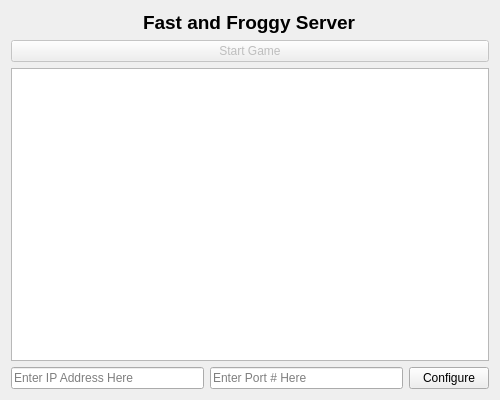
Old version of the form server/dialog.ui in the repository shorewind/frogger.
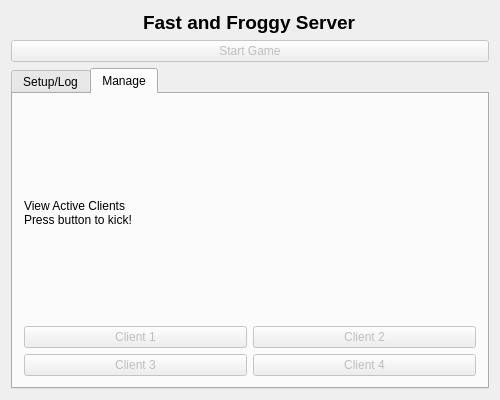
New version of the form. The open tabs and pages were chosen to show the change.

Commit message: add kick feature and sync angle

What changed in the file:
```diff
--- a/server/dialog.ui
+++ b/server/dialog.ui
@@ -69,6 +69,18 @@
     </widget>
    </item>
    <item>
+    <widget class="QTabWidget" name="tabWidget">
+     <property name="currentIndex">
+      <number>0</number>
+     </property>
+     <widget class="QWidget" name="logTab">
+      <attribute name="title">
+       <string>Setup/Log</string>
+      </attribute>
+      <layout class="QHBoxLayout" name="horizontalLayout_3">
+       <item>
+        <layout class="QVBoxLayout" name="verticalLayout_2">
+         <item>
     <widget class="QTextBrowser" name="textBrowser"/>
    </item>
    <item>
@@ -98,6 +110,83 @@
       </widget>
      </item>
     </layout>
+         </item>
+        </layout>
+       </item>
+      </layout>
+     </widget>
+     <widget class="QWidget" name="manageTab">
+      <attribute name="title">
+       <string>Manage</string>
+      </attribute>
+      <layout class="QVBoxLayout" name="verticalLayout_5">
+       <item>
+        <layout class="QVBoxLayout" name="verticalLayout_4">
+         <item>
+          <widget class="QLabel" name="label_2">
+           <property name="text">
+            <string>View Active Clients
+Press button to kick!</string>
+           </property>
+          </widget>
+         </item>
+         <item>
+          <layout class="QVBoxLayout" name="verticalLayout_3">
+           <item>
+            <layout class="QHBoxLayout" name="horizontalLayout_5">
+             <item>
+              <widget class="QPushButton" name="button1">
+               <property name="enabled">
+                <bool>false</bool>
+               </property>
+               <property name="text">
+                <string>Client 1</string>
+               </property>
+              </widget>
+             </item>
+             <item>
+              <widget class="QPushButton" name="button2">
+               <property name="enabled">
+                <bool>false</bool>
+               </property>
+               <property name="text">
+                <string>Client 2</string>
+               </property>
+              </widget>
+             </item>
+            </layout>
+           </item>
+           <item>
+            <layout class="QHBoxLayout" name="horizontalLayout_4">
+             <item>
+              <widget class="QPushButton" name="button3">
+               <property name="enabled">
+                <bool>false</bool>
+               </property>
+               <property name="text">
+                <string>Client 3</string>
+               </property>
+              </widget>
+             </item>
+             <item>
+              <widget class="QPushButton" name="button4">
+               <property name="enabled">
+                <bool>false</bool>
+               </property>
+               <property name="text">
+                <string>Client 4</string>
+               </property>
+              </widget>
+             </item>
+            </layout>
+           </item>
+          </layout>
+         </item>
+        </layout>
+       </item>
+      </layout>
+     </widget>
+    </widget>
    </item>
   </layout>
  </widget>
```
Lines whose indentation alone changed are shown as unchanged. The commit also changes 5 other files.
